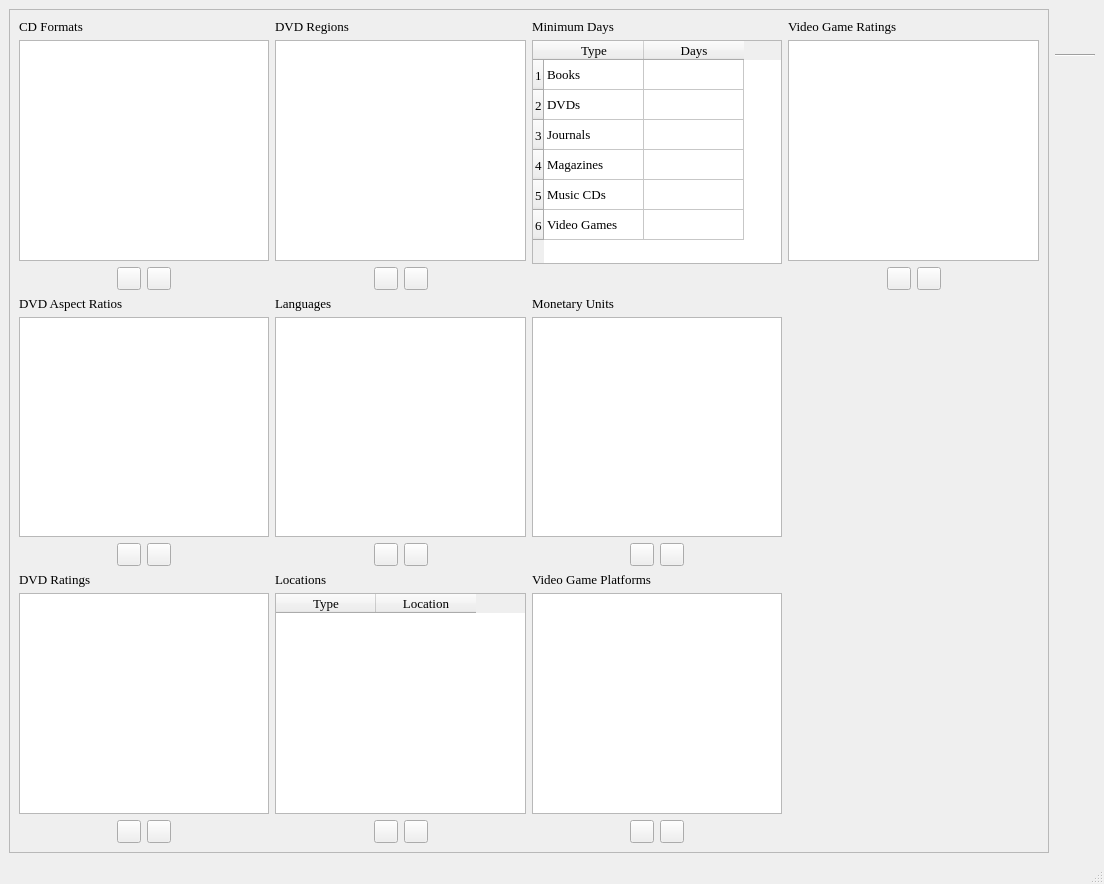
This is dbenumerations.ui in textbrowser/biblioteq as Qt 5 draws it before an edit. The edited form follows.
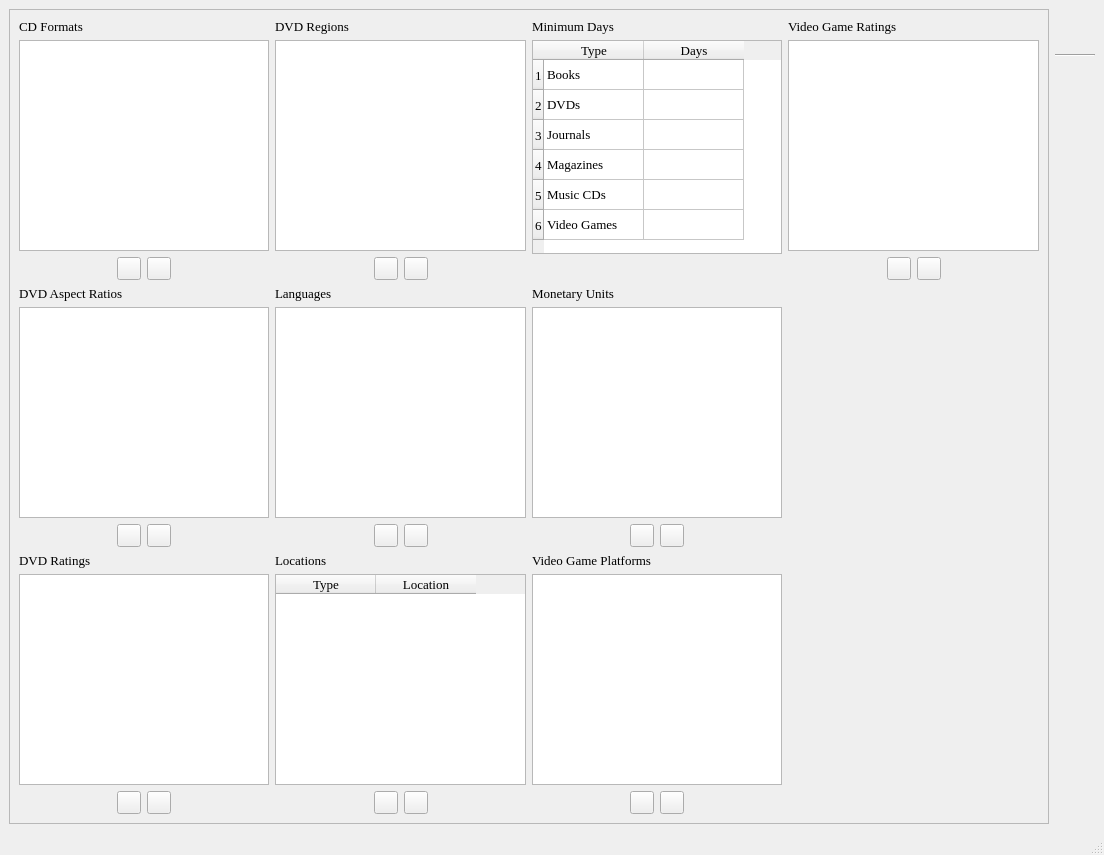
This is the edited form. Icons and pictures are not drawn.

```diff
--- a/dbenumerations.ui
+++ b/dbenumerations.ui
@@ -7,7 +7,7 @@
     <x>0</x>
     <y>0</y>
     <width>1104</width>
-    <height>884</height>
+    <height>855</height>
    </rect>
   </property>
   <property name="font">
```
Left out of the diff: 42 changed lines with no effect on the pictures.
